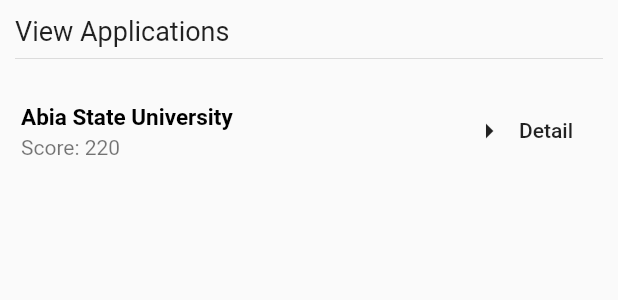
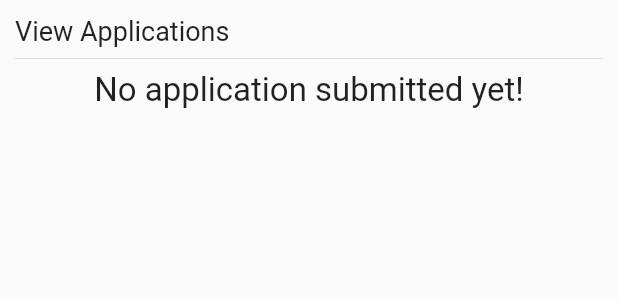
Before and after one commit to iykeprince/online_admission_result_checker_app, a Flutter app: the AdmissionPortal widget shown alone on an empty page, opened directly, on a phone screen of 412 x 824 dp. Shown: the top 300 px of the screen. Run offline on Flutter 3.47's test engine with Material 2 defaults, Android fonts, the phone set to English and light mode, and no system bars; our stand-ins replace cloud_firestore, firebase_auth, image_gallery_saver, screenshot; accounts and stored records are empty.

Commit message:
application update phase 1

```diff
--- a/lib/models/user.dart
+++ b/lib/models/user.dart
@@ -25,6 +25,7 @@ class User {
     user.email = snapshot['email'];
     user.gender = snapshot['gender'];
     user.regNumber = snapshot['reg_number'];
+    user.phone = snapshot['phone'];
     return user;
   }
 
@@ -36,6 +37,7 @@ class User {
       "phone": phone,
       "reg_number": regNumber,
       "gender": gender,
+      "phone": phone,
       "img": img,
     };
   }
--- a/lib/pages/admission-portal.dart
+++ b/lib/pages/admission-portal.dart
@@ -30,34 +30,34 @@ class _AdmissionPortalState extends State<AdmissionPortal> {
   void initState() {
     super.initState();
 
-    courseList.add(Course(subject: 'Mathematics', score: '90', grade: 'A'));
-    courseList.add(Course(subject: 'English', score: '67', grade: 'B'));
-    courseList.add(Course(subject: 'Biology', score: '90', grade: 'A'));
-    courseList.add(Course(subject: 'Chemistry', score: '67', grade: 'B'));
-    courseList.add(Course(subject: 'Physics', score: '50', grade: 'C'));
-    courseList.add(Course(subject: 'Agricultural Science', score: '67', grade: 'B'));
-    courseList.add(Course(subject: 'Geography', score: '80', grade: 'A'));
-    courseList.add(Course(subject: 'Economics', score: '66', grade: 'B'));
-
-    result.score = 220;
-    user.username = 'Uchechi Akwarandu';
-    user.email = 'uche24@hotmail.co.uk';
-    user.gender = 'Male';
-    user.userId = '234232lljldajdsljfasdfadf';
-    user.phone = '098765431';
-    university.name = 'Abia State University';
-    university.accronym = 'ABSU';
-    university.founded = '1981';
-    university.image =
-        'https://firebasestorage.googleapis.com/v0/b/burkman-984c6.appspot.com/o/absu.png?alt=media&token=76ffdb9e-3471-4df9-926d-ea5d0b7136d9';
-    result.university = university;
-
-    applicationList.add(new Application(
-      courses: courseList,
-      result: result,
-      university: university,
-      user: user,
-    ));
+//    courseList.add(Course(subject: 'Mathematics', score: '90', grade: 'A'));
+//    courseList.add(Course(subject: 'English', score: '67', grade: 'B'));
+//    courseList.add(Course(subject: 'Biology', score: '90', grade: 'A'));
+//    courseList.add(Course(subject: 'Chemistry', score: '67', grade: 'B'));
+//    courseList.add(Course(subject: 'Physics', score: '50', grade: 'C'));
+//    courseList.add(Course(subject: 'Agricultural Science', score: '67', grade: 'B'));
+//    courseList.add(Course(subject: 'Geography', score: '80', grade: 'A'));
+//    courseList.add(Course(subject: 'Economics', score: '66', grade: 'B'));
+//
+//    result.score = 220;
+//    user.username = 'Uchechi Akwarandu';
+//    user.email = 'uche24@hotmail.co.uk';
+//    user.gender = 'Male';
+//    user.userId = '234232lljldajdsljfasdfadf';
+//    user.phone = '098765431';
+//    university.name = 'Abia State University';
+//    university.accronym = 'ABSU';
+//    university.founded = '1981';
+//    university.image =
+//        'https://firebasestorage.googleapis.com/v0/b/burkman-984c6.appspot.com/o/absu.png?alt=media&token=76ffdb9e-3471-4df9-926d-ea5d0b7136d9';
+//    result.university = university;
+//
+//    applicationList.add(new Application(
+//      courses: courseList,
+//      result: result,
+//      university: university,
+//      user: user,
+//    ));
   }
   //method for presenting and displaying each item on the listview
   _applicationItem(context, index, list) {
```
Also changed, not shown: lib/pages/create-application.dart (+81 -57 lines), lib/pages/welcome.dart (+22 -11 lines), lib/widgets/scoreField.dart (added, +51 -0 lines).
